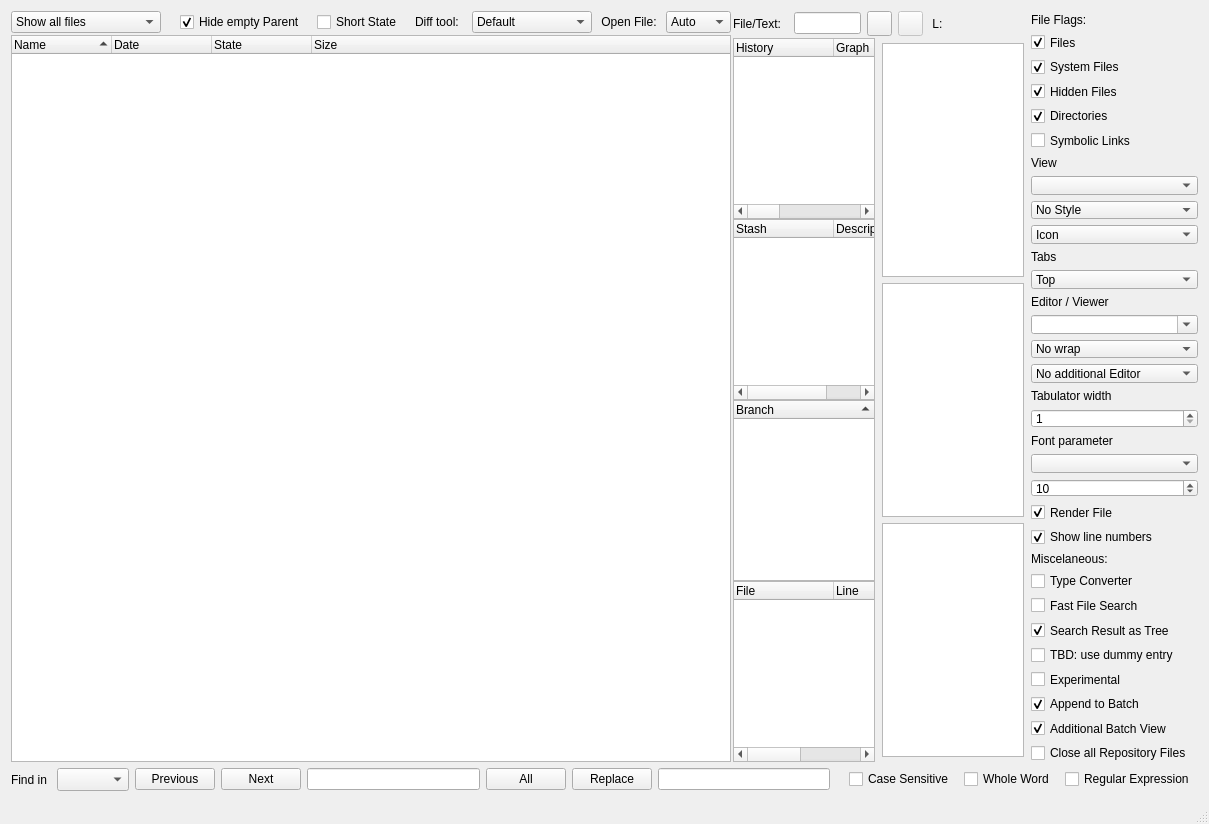
Above: GitView/source/mainwindow.ui from Rolloke/GUI-Apps before the change. Below: the same form after it.
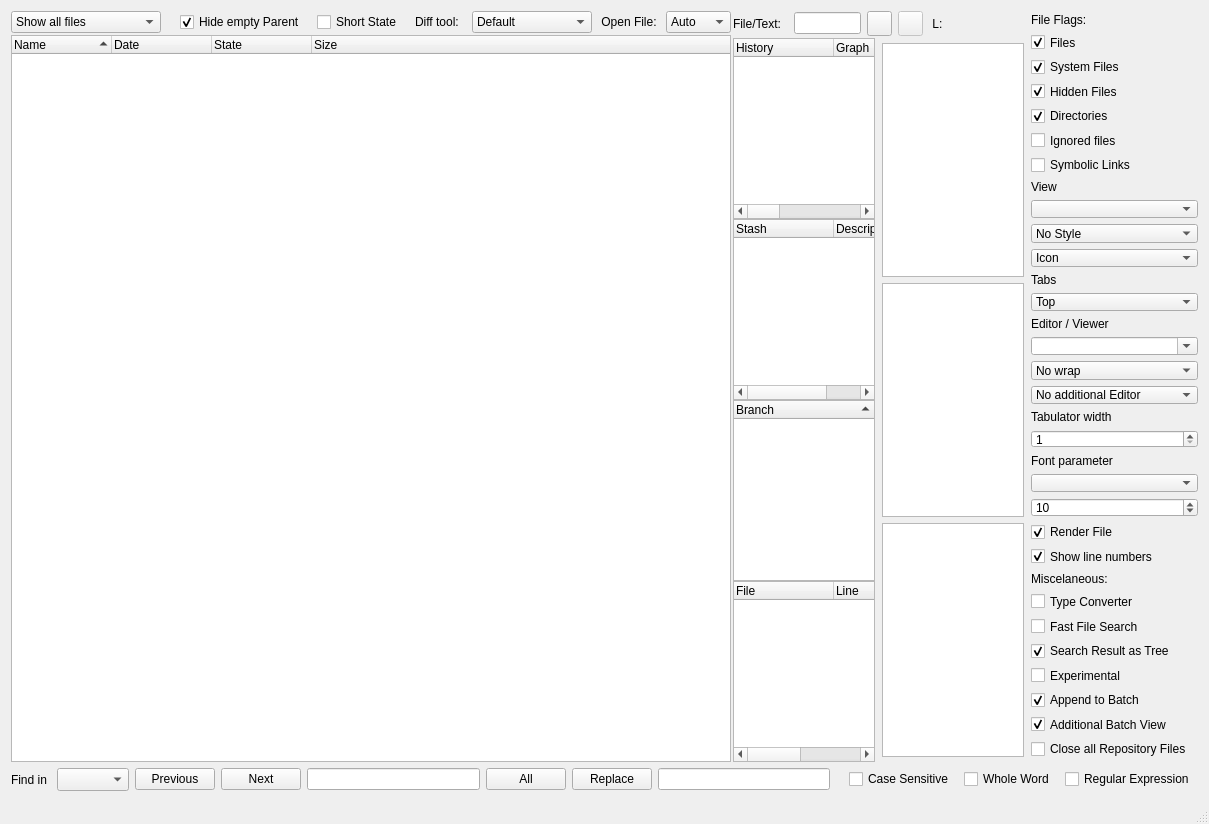
That is the form after the change. Icons and pictures are not drawn. Custom widgets are drawn as their Qt base class.

Commit message: show also ignored files in repo

Patch:
```diff
--- a/GitView/source/mainwindow.ui
+++ b/GitView/source/mainwindow.ui
@@ -856,6 +856,25 @@
           </property>
          </widget>
         </item>
+        <item>
+         <widget class="QCheckBox" name="ckIgnoredFiles">
+          <property name="enabled">
+           <bool>true</bool>
+          </property>
+          <property name="visible">
+           <bool>true</bool>
+          </property>
+          <property name="toolTip">
+           <string>Show ignored files</string>
+          </property>
+          <property name="statusTip">
+           <string/>
+          </property>
+          <property name="text">
+           <string>Ignored files</string>
+          </property>
+         </widget>
+        </item>
         <item>
          <widget class="QCheckBox" name="ckSymbolicLinks">
           <property name="toolTip">
@@ -1199,25 +1218,6 @@
           </property>
          </widget>
         </item>
-        <item>
-         <widget class="QCheckBox" name="ckShowHistoryGraphically">
-          <property name="enabled">
-           <bool>true</bool>
-          </property>
-          <property name="visible">
-           <bool>true</bool>
-          </property>
-          <property name="toolTip">
-           <string>Not defined</string>
-          </property>
-          <property name="statusTip">
-           <string>not defined</string>
-          </property>
-          <property name="text">
-           <string>TBD: use dummy entry</string>
-          </property>
-         </widget>
-        </item>
         <item>
          <widget class="QCheckBox" name="ckExperimental">
           <property name="toolTip">
```
The commit also changes 8 other files.
